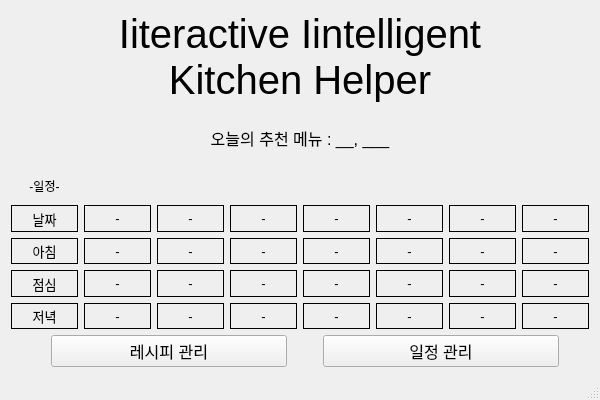
Before: the Qt Designer form OOP_Project_Qt/MainWindow.ui in Doho-K/OOP23_1, drawn with Qt 5.
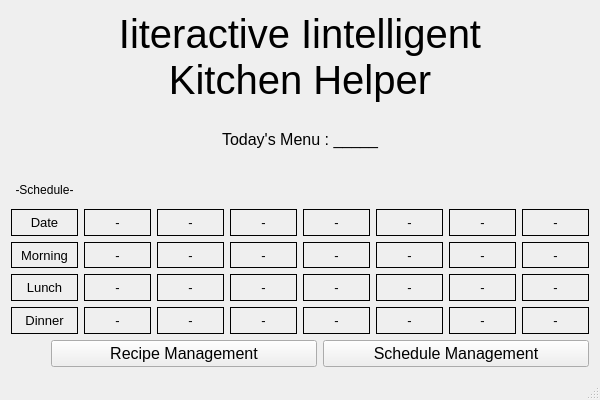
After: the same form once the commit is applied.

The edit to the form file:
```diff
--- a/OOP_Project_Qt/MainWindow.ui
+++ b/OOP_Project_Qt/MainWindow.ui
@@ -52,7 +52,7 @@
          </font>
         </property>
         <property name="text">
-         <string>오늘의 추천 메뉴 : __, ___</string>
+         <string>Today's Menu : _____</string>
         </property>
         <property name="alignment">
          <set>Qt::AlignCenter</set>
@@ -146,7 +146,7 @@
          <enum>QFrame::Box</enum>
         </property>
         <property name="text">
-         <string>날짜</string>
+         <string>Date</string>
         </property>
         <property name="alignment">
          <set>Qt::AlignCenter</set>
@@ -272,7 +272,7 @@
          <enum>QFrame::Box</enum>
         </property>
         <property name="text">
-         <string>점심</string>
+         <string>Lunch</string>
         </property>
         <property name="alignment">
          <set>Qt::AlignCenter</set>
@@ -326,7 +326,7 @@
          <enum>QFrame::Box</enum>
         </property>
         <property name="text">
-         <string>아침</string>
+         <string>Morning</string>
         </property>
         <property name="alignment">
          <set>Qt::AlignCenter</set>
@@ -560,7 +560,7 @@
          <enum>QFrame::Box</enum>
         </property>
         <property name="text">
-         <string>저녁</string>
+         <string>Dinner</string>
         </property>
         <property name="alignment">
          <set>Qt::AlignCenter</set>
@@ -642,7 +642,7 @@
       <item row="0" column="2">
        <widget class="QLabel" name="dateListLabel">
         <property name="text">
-         <string>-일정-</string>
+         <string>-Schedule-</string>
         </property>
         <property name="alignment">
          <set>Qt::AlignCenter</set>
@@ -677,26 +677,10 @@
          </font>
         </property>
         <property name="text">
-         <string>레시피 관리</string>
+         <string>Recipe Management</string>
         </property>
        </widget>
       </item>
-      <item>
-       <spacer name="horizontalSpacer">
-        <property name="orientation">
-         <enum>Qt::Horizontal</enum>
-        </property>
-        <property name="sizeType">
-         <enum>QSizePolicy::Preferred</enum>
-        </property>
-        <property name="sizeHint" stdset="0">
-         <size>
-          <width>30</width>
-          <height>20</height>
-         </size>
-        </property>
-       </spacer>
-      </item>
       <item>
        <widget class="QPushButton" name="dateButton">
         <property name="font">
@@ -705,26 +689,10 @@
          </font>
         </property>
         <property name="text">
-         <string>일정 관리</string>
+         <string>Schedule Management</string>
         </property>
        </widget>
       </item>
-      <item>
-       <spacer name="horizontalSpacer_3">
-        <property name="orientation">
-         <enum>Qt::Horizontal</enum>
-        </property>
-        <property name="sizeType">
-         <enum>QSizePolicy::Preferred</enum>
-        </property>
-        <property name="sizeHint" stdset="0">
-         <size>
-          <width>30</width>
-          <height>20</height>
-         </size>
-        </property>
-       </spacer>
-      </item>
      </layout>
     </item>
    </layout>
```
